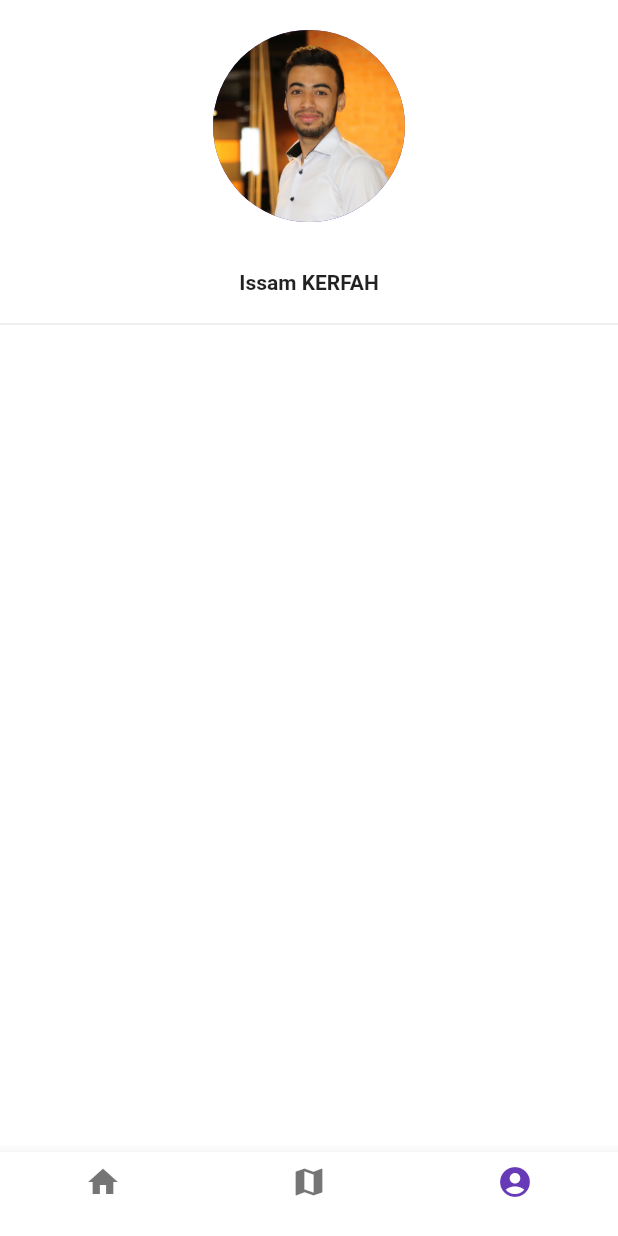
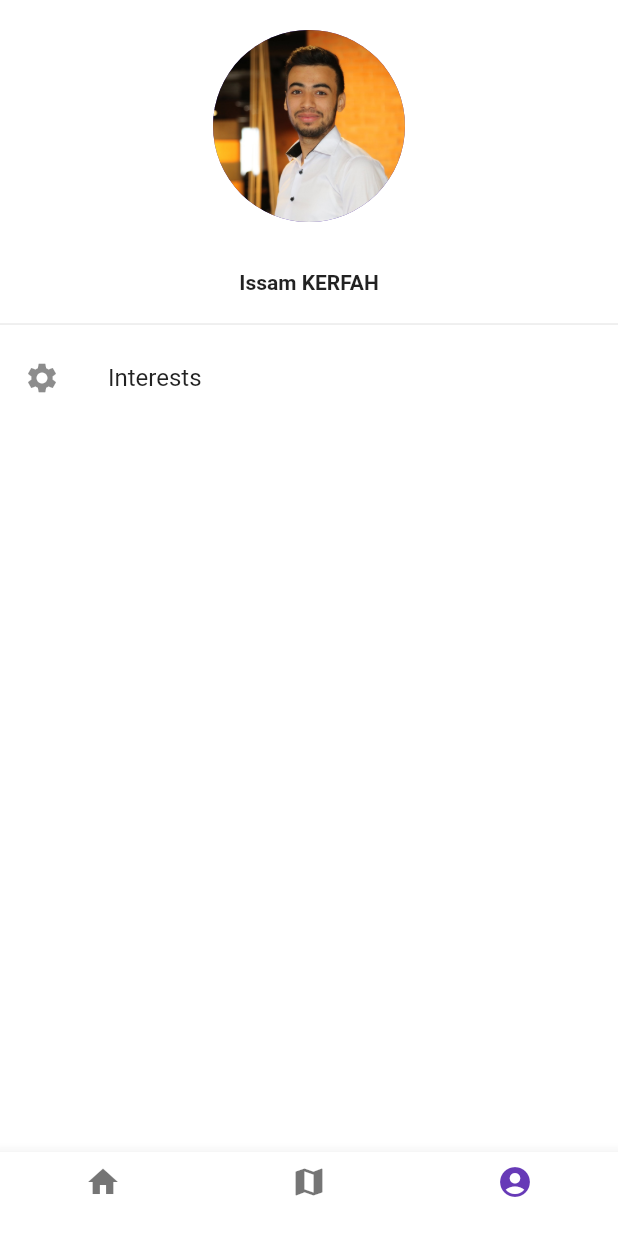
Before and after one commit to ikerfah/HuaweiJunction2021, a Flutter app: the screen it shows after launch, item 3 of the bottom bar chosen, on a phone screen of 412 x 824 dp. Run offline on Flutter 3.47's test engine with Material 2 defaults, Android fonts, the phone set to English and light mode, and no system bars; our stand-ins replace card_swiper; missing offline and left inert: huawei_hmsavailability, huawei_location, huawei_map, huawei_scan.

```diff
--- a/lib/core/models/Interest.dart
+++ b/lib/core/models/Interest.dart
@@ -1,9 +1,11 @@
 class Interest {
   int id;
   String title;
+  bool isChecked;
 
   Interest({
     required this.id,
     required this.title,
+    this.isChecked = false,
   });
 }
--- a/lib/ui/home/HomeBody.dart
+++ b/lib/ui/home/HomeBody.dart
@@ -48,7 +48,7 @@ class _HomeBodyState extends State<HomeBody> {
                   child: ListView.builder(
                     itemBuilder: (context, index) {
                       return ItemInterest(
-                        interest: mainViewModel.getInterests()[index],
+                        interest: mainViewModel.getCheckedInterests()[index],
                         selectedInterest: selectedInterest,
                         onTap: (selectedInterest) {
                           setState(() {
@@ -57,7 +57,7 @@ class _HomeBodyState extends State<HomeBody> {
                         },
                       );
                     },
-                    itemCount: mainViewModel.getInterests().length,
+                    itemCount: mainViewModel.getCheckedInterests().length,
                     scrollDirection: Axis.horizontal,
                   ),
                 ),
--- a/lib/ui/profile/ProfileScreen.dart
+++ b/lib/ui/profile/ProfileScreen.dart
@@ -30,7 +30,19 @@ class _ProfileScreenState extends State<ProfileScreen> {
             style: TextStyle(fontWeight: FontWeight.bold),
           ),
         ),
-        Divider()
+        Divider(),
+        ListTile(
+          onTap: (){
+            Navigator.pushNamed(context, "interestsScreen");
+          },
+          leading: Column(
+            mainAxisAlignment: MainAxisAlignment.center,
+            children: [
+              Icon(Icons.settings)
+            ],
+          ),
+          title: Text("Interests"),
+        )
       ],
     );
   }
--- a/lib/viewmodels/MainViewModel.dart
+++ b/lib/viewmodels/MainViewModel.dart
@@ -78,18 +78,14 @@ class MainViewModel extends ChangeNotifier {
       claimAmount: 2,
     );
 
-    final interest1 = Interest(
-      id: 0,
-      title: "All",
-    );
-    final interest2 = Interest(
-      id: 1,
-      title: "Shoes",
-    );
-    final interest3 = Interest(id: 2, title: "T-Shirts");
+    final interest1 = Interest(id: 0, title: "All", isChecked: true);
+    final interest2 = Interest(id: 1, title: "Shoes", isChecked: true);
+
+    final interest3 = Interest(id: 2, title: "Food", isChecked: true);
+    final interest4 = Interest(id: 3, title: "T-Shirts");
     _companies = [nike, rax];
     _deals = [deal1, deal2, deal3, exclusiveDeal1, exclusiveDeal2];
-    _interests = [interest1, interest2, interest3];
+    _interests = [interest1, interest2, interest3, interest4];
   }
 
   late List<Company> _companies;
@@ -103,8 +99,24 @@ class MainViewModel extends ChangeNotifier {
     return _deals.where((deal) => !deal.isExclusive).toList();
   }
 
-  List<Interest> getInterests() {
+  List<Interest> getInterests({bool excludeAll = false}) {
+    if (excludeAll) {
+      return _interests
+          .where((element) => element.id != 0)
+          .toList();
+    } else {
       return _interests;
+    }
+  }
+
+  List<Interest> getCheckedInterests({bool excludeAll = false}) {
+    if (excludeAll) {
+      return _interests
+          .where((element) => element.id != 0 && element.isChecked)
+          .toList();
+    } else {
+      return _interests.where((element) => element.isChecked).toList();
+    }
   }
 
   List<Company> getCompanies() {
@@ -125,6 +137,12 @@ class MainViewModel extends ChangeNotifier {
     notifyListeners();
   }
 
+  void toggleInterestLike(Interest interest) {
+    _interests.firstWhere((item) => item.id == interest.id).isChecked =
+        !interest.isChecked;
+    notifyListeners();
+  }
+
   void claimOffer(Deal deal) {
     _deals.firstWhere((item) => item.id == deal.id).isApplied = true;
     notifyListeners();
```
Also changed, not shown: lib/main.dart (+11 -0 lines), lib/ui/profile/InterestsScreen.dart (added, +37 -0 lines). Lines whose indentation alone changed are shown as unchanged.
